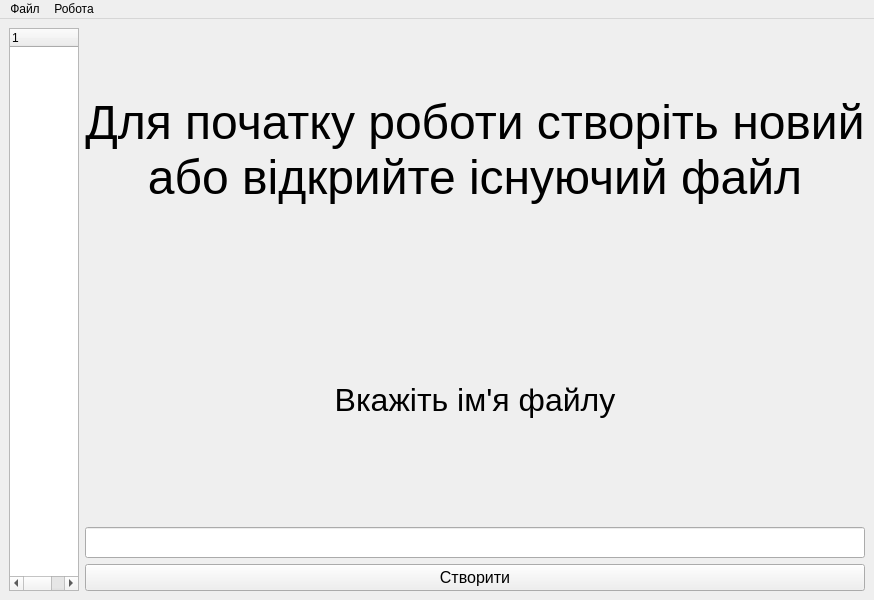
This is mainwindow.ui in Magnus07/course1-project1 as Qt 5 draws it before an edit. The edited form follows.
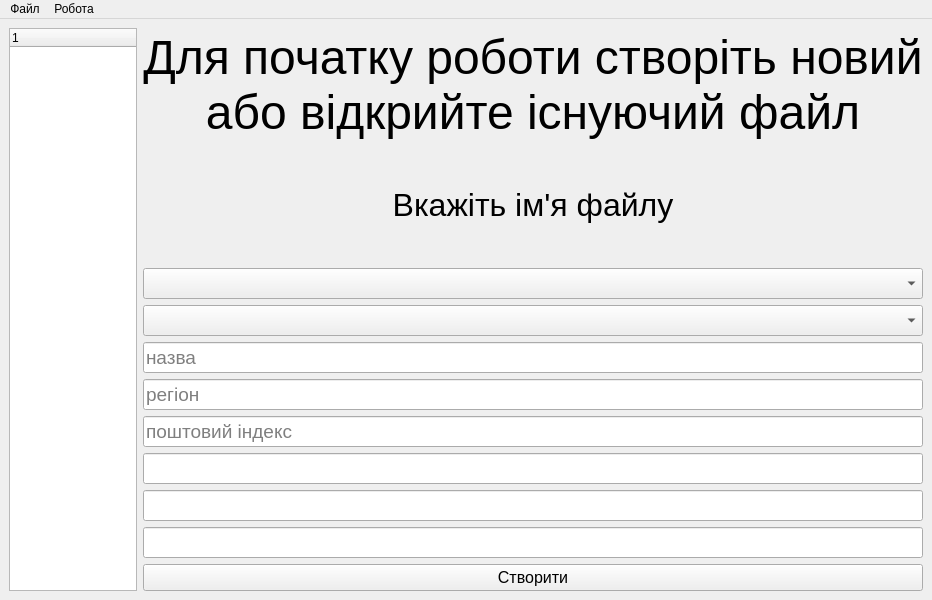
This is the edited form.

Diff of the .ui file:
```diff
--- a/mainwindow.ui
+++ b/mainwindow.ui
@@ -6,7 +6,7 @@
    <rect>
     <x>0</x>
     <y>0</y>
-    <width>800</width>
+    <width>932</width>
     <height>600</height>
    </rect>
   </property>
@@ -67,6 +67,60 @@
         </property>
        </widget>
       </item>
+      <item>
+       <widget class="QComboBox" name="comboBox">
+        <property name="font">
+         <font>
+          <pointsize>14</pointsize>
+         </font>
+        </property>
+       </widget>
+      </item>
+      <item>
+       <widget class="QComboBox" name="comboBox_2">
+        <property name="font">
+         <font>
+          <pointsize>14</pointsize>
+         </font>
+        </property>
+       </widget>
+      </item>
+      <item>
+       <widget class="QLineEdit" name="lineEdit_2">
+        <property name="font">
+         <font>
+          <pointsize>14</pointsize>
+         </font>
+        </property>
+        <property name="placeholderText">
+         <string>назва</string>
+        </property>
+       </widget>
+      </item>
+      <item>
+       <widget class="QLineEdit" name="lineEdit_3">
+        <property name="font">
+         <font>
+          <pointsize>14</pointsize>
+         </font>
+        </property>
+        <property name="placeholderText">
+         <string>регіон</string>
+        </property>
+       </widget>
+      </item>
+      <item>
+       <widget class="QLineEdit" name="lineEdit_4">
+        <property name="font">
+         <font>
+          <pointsize>14</pointsize>
+         </font>
+        </property>
+        <property name="placeholderText">
+         <string>поштовий індекс</string>
+        </property>
+       </widget>
+      </item>
       <item>
        <widget class="QLineEdit" name="lineEdit">
         <property name="font">
@@ -76,6 +130,24 @@
         </property>
        </widget>
       </item>
+      <item>
+       <widget class="QLineEdit" name="lineEdit_5">
+        <property name="font">
+         <font>
+          <pointsize>14</pointsize>
+         </font>
+        </property>
+       </widget>
+      </item>
+      <item>
+       <widget class="QLineEdit" name="lineEdit_6">
+        <property name="font">
+         <font>
+          <pointsize>14</pointsize>
+         </font>
+        </property>
+       </widget>
+      </item>
       <item>
        <widget class="QPushButton" name="pushButton">
         <property name="font">
@@ -97,7 +169,7 @@
     <rect>
      <x>0</x>
      <y>0</y>
-     <width>800</width>
+     <width>932</width>
      <height>22</height>
     </rect>
    </property>
```
Left out of the diff: 6 changed lines with no effect on the pictures.
